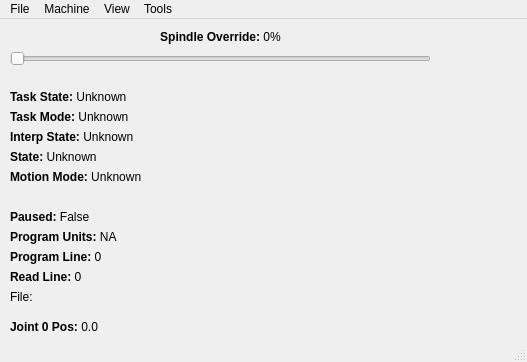
Above: examples/status-labels.ui from kcjengr/qtpyvcp before the change. Below: the same form after it.
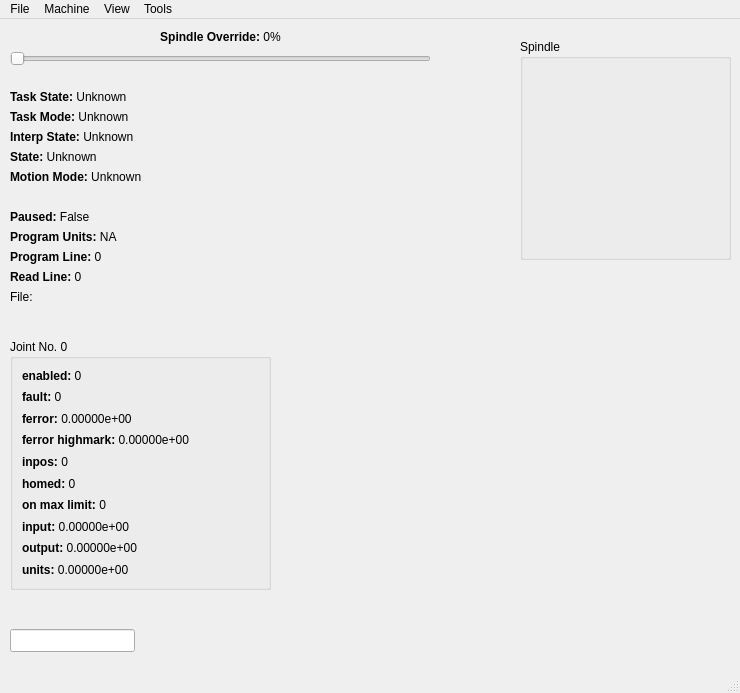
That is the form after the change. Custom widgets are drawn as their Qt base class.

Commit message: examples: add labels demo VCP

Diff of the .ui file:
```diff
--- a/examples/status-labels.ui
+++ b/examples/status-labels.ui
@@ -6,8 +6,8 @@
    <rect>
     <x>0</x>
     <y>0</y>
-    <width>527</width>
-    <height>362</height>
+    <width>740</width>
+    <height>693</height>
    </rect>
   </property>
   <property name="focusPolicy">
@@ -179,31 +179,6 @@
      <cstring></cstring>
     </property>
    </widget>
-   <widget class="StatusLabelNew" name="statuslabelnew_12">
-    <property name="geometry">
-     <rect>
-      <x>10</x>
-      <y>300</y>
-      <width>191</width>
-      <height>16</height>
-     </rect>
-    </property>
-    <property name="text">
-     <string>&lt;b&gt;Joint 0 Pos:&lt;/b&gt; 0.0</string>
-    </property>
-    <property name="factor" stdset="0">
-     <double>1.000000000000000</double>
-    </property>
-    <property name="format" stdset="0">
-     <string>&lt;b&gt;Joint 0 Pos:&lt;/b&gt; {}</string>
-    </property>
-    <property name="statusItem" stdset="0">
-     <string>position.0</string>
-    </property>
-    <property name="buddy">
-     <cstring></cstring>
-    </property>
-   </widget>
    <widget class="StatusLabelNew" name="statuslabelnew_3">
     <property name="geometry">
      <rect>
@@ -345,13 +320,370 @@
      <cstring></cstring>
     </property>
    </widget>
+   <widget class="QGroupBox" name="groupBox">
+    <property name="geometry">
+     <rect>
+      <x>10</x>
+      <y>320</y>
+      <width>261</width>
+      <height>251</height>
+     </rect>
+    </property>
+    <property name="title">
+     <string>Joint No. 0</string>
+    </property>
+    <layout class="QVBoxLayout" name="verticalLayout">
+     <item>
+      <widget class="StatusLabelNew" name="statuslabelnew_13">
+       <property name="text">
+        <string>&lt;b&gt;enabled:&lt;/b&gt; 0</string>
+       </property>
+       <property name="factor" stdset="0">
+        <double>1.000000000000000</double>
+       </property>
+       <property name="format" stdset="0">
+        <string>&lt;b&gt;enabled:&lt;/b&gt; {}</string>
+       </property>
+       <property name="statusItem" stdset="0">
+        <string>joint.0.enabled</string>
+       </property>
+       <property name="buddy">
+        <cstring></cstring>
+       </property>
+      </widget>
+     </item>
+     <item>
+      <widget class="StatusLabelNew" name="statuslabelnew_14">
+       <property name="text">
+        <string>&lt;b&gt;fault:&lt;/b&gt; 0</string>
+       </property>
+       <property name="factor" stdset="0">
+        <double>1.000000000000000</double>
+       </property>
+       <property name="format" stdset="0">
+        <string>&lt;b&gt;fault:&lt;/b&gt; {}</string>
+       </property>
+       <property name="statusItem" stdset="0">
+        <string>joint.0.fault</string>
+       </property>
+       <property name="buddy">
+        <cstring></cstring>
+       </property>
+      </widget>
+     </item>
+     <item>
+      <widget class="StatusLabelNew" name="statuslabelnew_15">
+       <property name="text">
+        <string>&lt;b&gt;ferror:&lt;/b&gt; 0.00000e+00</string>
+       </property>
+       <property name="factor" stdset="0">
+        <double>1.000000000000000</double>
+       </property>
+       <property name="format" stdset="0">
+        <string>&lt;b&gt;ferror:&lt;/b&gt; {:.5e}</string>
+       </property>
+       <property name="statusItem" stdset="0">
+        <string>joint.0.ferror_current</string>
+       </property>
+       <property name="buddy">
+        <cstring></cstring>
+       </property>
+      </widget>
+     </item>
+     <item>
+      <widget class="StatusLabelNew" name="statuslabelnew_21">
+       <property name="text">
+        <string>&lt;b&gt;ferror highmark:&lt;/b&gt; 0.00000e+00</string>
+       </property>
+       <property name="factor" stdset="0">
+        <double>1.000000000000000</double>
+       </property>
+       <property name="format" stdset="0">
+        <string>&lt;b&gt;ferror highmark:&lt;/b&gt; {:.5e}</string>
+       </property>
+       <property name="statusItem" stdset="0">
+        <string>joint.0.ferror_highmark</string>
+       </property>
+       <property name="buddy">
+        <cstring></cstring>
+       </property>
+      </widget>
+     </item>
+     <item>
+      <widget class="StatusLabelNew" name="statuslabelnew_22">
+       <property name="text">
+        <string>&lt;b&gt;inpos:&lt;/b&gt; 0</string>
+       </property>
+       <property name="factor" stdset="0">
+        <double>1.000000000000000</double>
+       </property>
+       <property name="format" stdset="0">
+        <string>&lt;b&gt;inpos:&lt;/b&gt; {}</string>
+       </property>
+       <property name="statusItem" stdset="0">
+        <string>joint.0.inpos</string>
+       </property>
+       <property name="buddy">
+        <cstring></cstring>
+       </property>
+      </widget>
+     </item>
+     <item>
+      <widget class="StatusLabelNew" name="statuslabelnew_16">
+       <property name="text">
+        <string>&lt;b&gt;homed:&lt;/b&gt; 0</string>
+       </property>
+       <property name="factor" stdset="0">
+        <double>1.000000000000000</double>
+       </property>
+       <property name="format" stdset="0">
+        <string>&lt;b&gt;homed:&lt;/b&gt; {}</string>
+       </property>
+       <property name="statusItem" stdset="0">
+        <string>joint.0.homed</string>
+       </property>
+       <property name="buddy">
+        <cstring></cstring>
+       </property>
+      </widget>
+     </item>
+     <item>
+      <widget class="StatusLabelNew" name="statuslabelnew_17">
+       <property name="text">
+        <string>&lt;b&gt;on max limit:&lt;/b&gt; 0</string>
+       </property>
+       <property name="factor" stdset="0">
+        <double>1.000000000000000</double>
+       </property>
+       <property name="format" stdset="0">
+        <string>&lt;b&gt;on max limit:&lt;/b&gt; {}</string>
+       </property>
+       <property name="statusItem" stdset="0">
+        <string>joint.0.max_hard_limit</string>
+       </property>
+       <property name="buddy">
+        <cstring></cstring>
+       </property>
+      </widget>
+     </item>
+     <item>
+      <widget class="StatusLabelNew" name="statuslabelnew_18">
+       <property name="text">
+        <string>&lt;b&gt;input:&lt;/b&gt; 0.00000e+00</string>
+       </property>
+       <property name="factor" stdset="0">
+        <double>1.000000000000000</double>
+       </property>
+       <property name="format" stdset="0">
+        <string>&lt;b&gt;input:&lt;/b&gt; {:.5e}</string>
+       </property>
+       <property name="statusItem" stdset="0">
+        <string>joint.0.input</string>
+       </property>
+       <property name="buddy">
+        <cstring></cstring>
+       </property>
+      </widget>
+     </item>
+     <item>
+      <widget class="StatusLabelNew" name="statuslabelnew_20">
+       <property name="text">
+        <string>&lt;b&gt;output:&lt;/b&gt; 0.00000e+00</string>
+       </property>
+       <property name="factor" stdset="0">
+        <double>1.000000000000000</double>
+       </property>
+       <property name="format" stdset="0">
+        <string>&lt;b&gt;output:&lt;/b&gt; {:.5e}</string>
+       </property>
+       <property name="statusItem" stdset="0">
+        <string>joint.0.output</string>
+       </property>
+       <property name="buddy">
+        <cstring></cstring>
+       </property>
+      </widget>
+     </item>
+     <item>
+      <widget class="StatusLabelNew" name="statuslabelnew_19">
+       <property name="text">
+        <string>&lt;b&gt;units:&lt;/b&gt; 0.00000e+00</string>
+       </property>
+       <property name="factor" stdset="0">
+        <double>1.000000000000000</double>
+       </property>
+       <property name="format" stdset="0">
+        <string>&lt;b&gt;units:&lt;/b&gt; {:.5e}</string>
+       </property>
+       <property name="statusItem" stdset="0">
+        <string>joint.0.units</string>
+       </property>
+       <property name="buddy">
+        <cstring></cstring>
+       </property>
+      </widget>
+     </item>
+    </layout>
+   </widget>
+   <widget class="StatusLabelNew" name="statuslabelnew_12">
+    <property name="geometry">
+     <rect>
+      <x>10</x>
+      <y>580</y>
+      <width>711</width>
+      <height>16</height>
+     </rect>
+    </property>
+    <property name="statusItem" stdset="0">
+     <string>tool_offset</string>
+    </property>
+   </widget>
+   <widget class="MDIEntry" name="mdientry">
+    <property name="geometry">
+     <rect>
+      <x>10</x>
+      <y>610</y>
+      <width>125</width>
+      <height>23</height>
+     </rect>
+    </property>
+   </widget>
+   <widget class="QGroupBox" name="groupBox_2">
+    <property name="geometry">
+     <rect>
+      <x>520</x>
+      <y>20</y>
+      <width>211</width>
+      <height>221</height>
+     </rect>
+    </property>
+    <property name="title">
+     <string>Spindle</string>
+    </property>
+    <layout class="QVBoxLayout" name="verticalLayout_2">
+     <item>
+      <widget class="StatusLabelNew" name="statuslabelnew_23">
+       <property name="format" stdset="0">
+        <string>&lt;b&gt;tool:&lt;/b&gt; {}</string>
+       </property>
+       <property name="statusItem" stdset="0">
+        <string>tool_in_spindle</string>
+       </property>
+       <property name="buddy">
+        <cstring></cstring>
+       </property>
+      </widget>
+     </item>
+     <item>
+      <widget class="StatusLabelNew" name="statuslabelnew_28">
+       <property name="format" stdset="0">
+        <string>&lt;b&gt;enabled:&lt;/b&gt; {}</string>
+       </property>
+       <property name="statusItem" stdset="0">
+        <string>spindle.0.enabled</string>
+       </property>
+       <property name="buddy">
+        <cstring></cstring>
+       </property>
+      </widget>
+     </item>
+     <item>
+      <widget class="StatusLabelNew" name="statuslabelnew_29">
+       <property name="format" stdset="0">
+        <string>&lt;b&gt;speed:&lt;/b&gt; {:.1f} rpm</string>
+       </property>
+       <property name="statusItem" stdset="0">
+        <string>spindle.0.speed</string>
+       </property>
+       <property name="buddy">
+        <cstring></cstring>
+       </property>
+      </widget>
+     </item>
+     <item>
+      <widget class="StatusLabelNew" name="statuslabelnew_24">
+       <property name="format" stdset="0">
+        <string>&lt;b&gt;prog speed:&lt;/b&gt; {:.1f} rpm</string>
+       </property>
+       <property name="statusItem" stdset="0">
+        <string>settings.2</string>
+       </property>
+       <property name="buddy">
+        <cstring></cstring>
+       </property>
+      </widget>
+     </item>
+     <item>
+      <widget class="StatusLabelNew" name="statuslabelnew_25">
+       <property name="format" stdset="0">
+        <string>&lt;b&gt;direction:&lt;/b&gt; {}</string>
+       </property>
+       <property name="statusItem" stdset="0">
+        <string>spindle.0.direction</string>
+       </property>
+       <property name="buddy">
+        <cstring></cstring>
+       </property>
+      </widget>
+     </item>
+     <item>
+      <widget class="StatusLabelNew" name="statuslabelnew_26">
+       <property name="format" stdset="0">
+        <string>&lt;b&gt;override:&lt;/b&gt; {:.0%}</string>
+       </property>
+       <property name="statusItem" stdset="0">
+        <string>spindle.0.override</string>
+       </property>
+       <property name="buddy">
+        <cstring></cstring>
+       </property>
+      </widget>
+     </item>
+     <item>
+      <widget class="StatusLabelNew" name="statuslabelnew_27">
+       <property name="format" stdset="0">
+        <string>&lt;b&gt;override enabled:&lt;/b&gt; {}</string>
+       </property>
+       <property name="statusItem" stdset="0">
+        <string>spindle.0.override_enabled</string>
+       </property>
+       <property name="buddy">
+        <cstring></cstring>
+       </property>
+      </widget>
+     </item>
+     <item>
+      <widget class="StatusLabelNew" name="statuslabelnew_30">
+       <property name="format" stdset="0">
+        <string>&lt;b&gt;orient fault:&lt;/b&gt; {}</string>
+       </property>
+       <property name="statusItem" stdset="0">
+        <string>spindle.0.orient_fault</string>
+       </property>
+       <property name="buddy">
+        <cstring></cstring>
+       </property>
+      </widget>
+     </item>
+    </layout>
+   </widget>
+   <widget class="GcodeBackplot" name="gcodebackplot">
+    <property name="geometry">
+     <rect>
+      <x>320</x>
+      <y>300</y>
+      <width>411</width>
+      <height>351</height>
+     </rect>
+    </property>
+   </widget>
   </widget>
   <widget class="QMenuBar" name="menuBar">
    <property name="geometry">
     <rect>
      <x>0</x>
      <y>0</y>
-     <width>527</width>
+     <width>740</width>
      <height>20</height>
     </rect>
    </property>
@@ -696,12 +1028,23 @@
   </action>
  </widget>
  <customwidgets>
+  <customwidget>
+   <class>GcodeBackplot</class>
+   <extends>QWidget</extends>
+   <header>QtPyVCP.widgets.display_widgets.gcode_backplot</header>
+   <container>1</container>
+  </customwidget>
   <customwidget>
    <class>VCPMainWindow</class>
    <extends>QMainWindow</extends>
    <header>QtPyVCP.widgets.form_widgets.main_window</header>
    <container>1</container>
   </customwidget>
+  <customwidget>
+   <class>MDIEntry</class>
+   <extends>QLineEdit</extends>
+   <header>QtPyVCP.widgets.input_widgets.mdientry_widget</header>
+  </customwidget>
   <customwidget>
    <class>ActionSlider</class>
    <extends>QSlider</extends>
```
Left out of the diff: 3 changed lines with no effect on the pictures.
